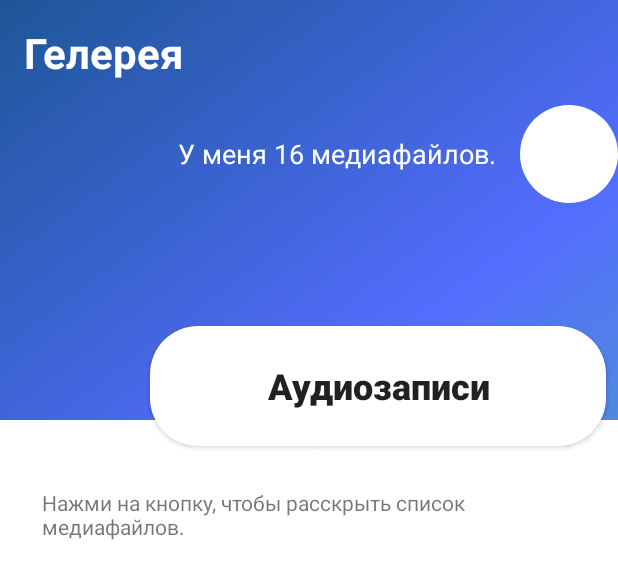
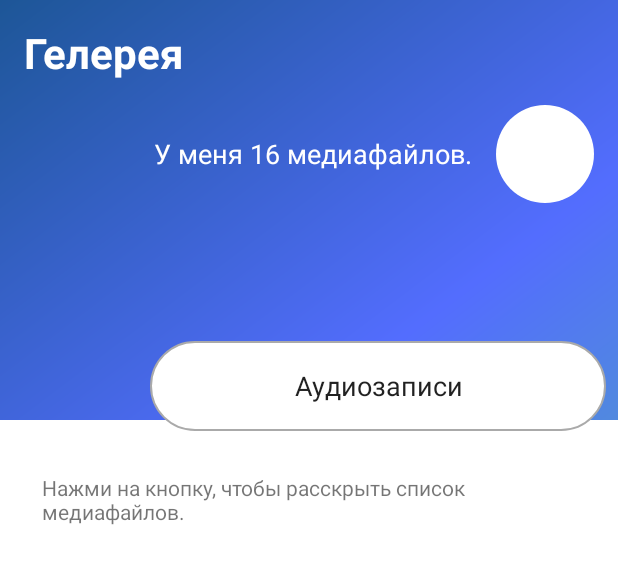
Before and after one commit to d3b8g/VKTestersMentoring, an Android app: the layout fragment_slideshow.xml on its own in the app's theme, with its tools: preview values and no code run, on a phone screen of 412 x 824 dp. Shown: the top 579 px of the screen. Run offline under Robolectric (Android 15) with nearby library versions, the light colour scheme and no system bars.

Commit message:
same-new-task

```diff
--- a/app/src/main/java/net/d3b8g/vktestersmentoring/MainActivity.kt
+++ b/app/src/main/java/net/d3b8g/vktestersmentoring/MainActivity.kt
@@ -25,7 +25,6 @@ class MainActivity : AppCompatActivity() {
 
     override fun onCreate(savedInstanceState: Bundle?) {
         super.onCreate(savedInstanceState)
-        //if(hadSplash(this,null))
         setContentView(R.layout.activity_main)
         PreferenceManager.getDefaultSharedPreferences(this).apply {
             if(!getBoolean("make_splash",false)){
--- /dev/null
+++ b/app/src/main/java/net/d3b8g/vktestersmentoring/modules/AudioAdapterModule.kt
@@ -0,0 +1,6 @@
+package net.d3b8g.vktestersmentoring.modules
+
+data class AudioAdapterModule (
+    var file_path:String,
+    var file_title:String
+)
--- a/app/src/main/res/drawable/btn_shape.xml
+++ b/app/src/main/res/drawable/btn_shape.xml
@@ -8,6 +8,7 @@
                 android:bottomLeftRadius="32dp"
                 android:topLeftRadius="32dp"
                 android:topRightRadius="32dp"/>
+            <stroke android:width="1dp" android:color="@android:color/darker_gray"/>
         </shape>
     </item>
 </selector>
--- /dev/null
+++ b/app/src/main/res/drawable/ic_info.xml
@@ -0,0 +1,5 @@
+<vector android:height="24dp" android:tint="#AFB1B3"
+    android:viewportHeight="24" android:viewportWidth="24"
+    android:width="24dp" xmlns:android="http://schemas.android.com/apk/res/android">
+    <path android:fillColor="@android:color/white" android:pathData="M12,2C6.48,2 2,6.48 2,12s4.48,10 10,10 10,-4.48 10,-10S17.52,2 12,2zM13,17h-2v-6h2v6zM13,9h-2L11,7h2v2z"/>
+</vector>
--- a/app/src/main/res/layout/fragment_slideshow.xml
+++ b/app/src/main/res/layout/fragment_slideshow.xml
@@ -9,14 +9,16 @@
     android:orientation="vertical">
 
     <TextView
+        android:id="@+id/fragment_gallery_title"
         android:layout_margin="16dp"
         android:textStyle="bold"
         android:textSize="28sp"
         android:textColor="#FFFFFF"
         android:text="@string/menu_gallery"
-        android:layout_width="wrap_content"
+        android:layout_width="match_parent"
         android:layout_height="wrap_content"/>
     <LinearLayout
+        android:layout_marginEnd="16dp"
         android:gravity="right"
         android:layout_width="match_parent"
         android:layout_height="wrap_content">
@@ -35,18 +37,21 @@
             android:layout_width="65dp"
             android:layout_height="65dp"/>
     </LinearLayout>
-    <Button
-        android:layout_marginTop="82dp"
-        android:textAllCaps="false"
-        android:textStyle="bold"
-        android:textSize="24sp"
+    <AutoCompleteTextView
+        android:focusableInTouchMode="true"
+        android:cursorVisible="false"
+        android:focusable="false"
+        android:layout_marginStart="100dp"
         android:text="Аудиозаписи"
+        android:layout_marginTop="92dp"
+        android:gravity="center"
+        android:id="@+id/media_type"
+        android:layout_width="match_parent"
+        android:layout_marginEnd="8dp"
+        android:singleLine="true"
         android:background="@drawable/btn_shape"
-        android:id="@+id/open_gallery_dicto"
-        android:layout_marginStart="100dp"
-        android:layout_marginEnd="8dp"
-        android:layout_width="match_parent"
-        android:layout_height="80dp"/>
+        android:layout_height="60dp"
+        android:inputType="none|textNoSuggestions" />
     <androidx.recyclerview.widget.RecyclerView
         android:visibility="gone"
         android:id="@+id/rcv_gallery"
@@ -59,4 +64,35 @@
         android:layout_gravity="center"
         android:layout_width="wrap_content"
         android:layout_height="wrap_content"/>
+    <LinearLayout
+        android:id="@+id/rcv_plug"
+        android:layout_marginTop="8dp"
+        android:weightSum="5"
+        android:orientation="horizontal"
+        android:visibility="gone"
+        android:layout_width="match_parent"
+        android:layout_height="wrap_content">
+        <ImageView
+            android:layout_weight="1"
+            android:src="@drawable/ic_info"
+            android:layout_width="0dp"
+            android:layout_height="match_parent"/>
+        <TextView
+            android:id="@+id/rcv_plug_text"
+            android:padding="4dp"
+            android:layout_weight="3"
+            android:text="Вы еще не записали ни одного аудио, хотите исправить это? "
+            android:layout_width="0dp"
+            android:layout_height="match_parent"/>
+        <Button
+            android:textColor="@color/colorBlueStandard"
+            android:textSize="13sp"
+            android:textAllCaps="false"
+            android:background="@android:color/transparent"
+            android:layout_weight="1"
+            android:id="@+id/go_to_dictophone"
+            android:text="Записать"
+            android:layout_width="0dp"
+            android:layout_height="match_parent"/>
+    </LinearLayout>
 </LinearLayout>
```
Also changed, not shown: app/src/main/java/net/d3b8g/vktestersmentoring/adapters/GalleryAdapter.kt (+23 -2 lines), app/src/main/java/net/d3b8g/vktestersmentoring/helper/Components.kt (added, +7 -0 lines), app/src/main/java/net/d3b8g/vktestersmentoring/helper/PathHelper.kt (added, +10 -0 lines), app/src/main/java/net/d3b8g/vktestersmentoring/ui/gallery/GalleryFragment.kt (+50 -5 lines), app/src/main/res/layout/list_item.xml (added, +13 -0 lines).
